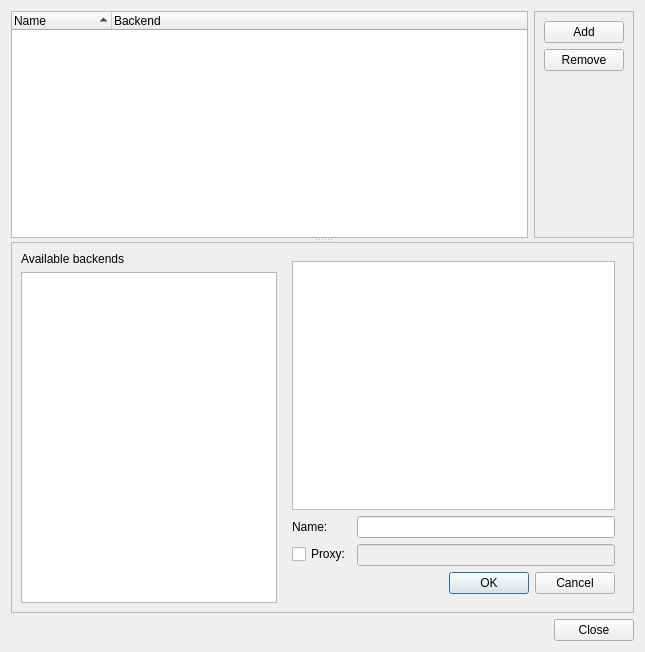
This is weboob/tools/application/qt/backendcfg.ui in laurentb/weboob as Qt 5 draws it before an edit. The edited form follows.
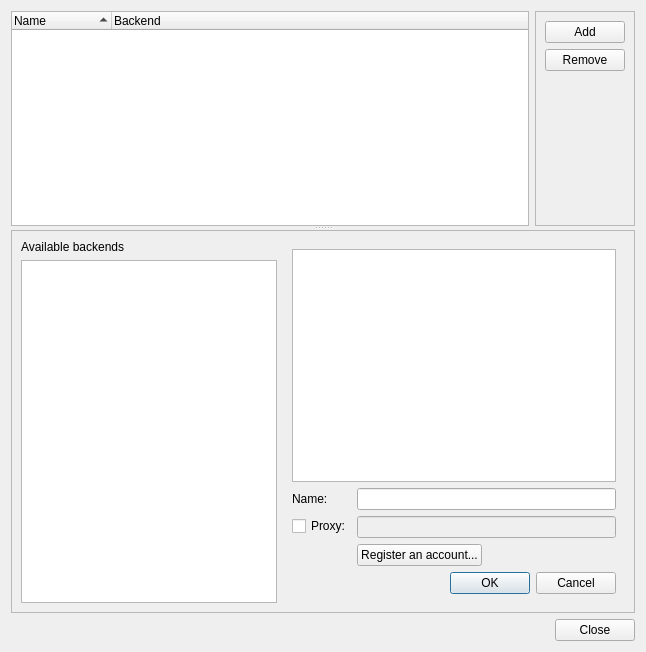
This is the edited form.

Commit message: support new Values* classes and ICapAccount with a 'Register' button (closes #390)

Diff of the .ui file:
```diff
--- a/weboob/tools/application/qt/backendcfg.ui
+++ b/weboob/tools/application/qt/backendcfg.ui
@@ -6,7 +6,7 @@
    <rect>
     <x>0</x>
     <y>0</y>
-    <width>645</width>
+    <width>646</width>
     <height>652</height>
    </rect>
   </property>
@@ -189,6 +189,9 @@
           </item>
           <item>
            <layout class="QFormLayout" name="configLayout">
+            <property name="fieldGrowthPolicy">
+             <enum>QFormLayout::ExpandingFieldsGrow</enum>
+            </property>
             <item row="0" column="0">
              <widget class="QLabel" name="label">
               <property name="text">
@@ -213,6 +216,13 @@
               </property>
              </widget>
             </item>
+            <item row="2" column="1">
+             <widget class="QPushButton" name="registerButton">
+              <property name="text">
+               <string>Register an account...</string>
+              </property>
+             </widget>
+            </item>
            </layout>
           </item>
           <item>
```
Left out of the diff: 13 changed lines with no effect on the pictures. The commit also changes 2 other files.
